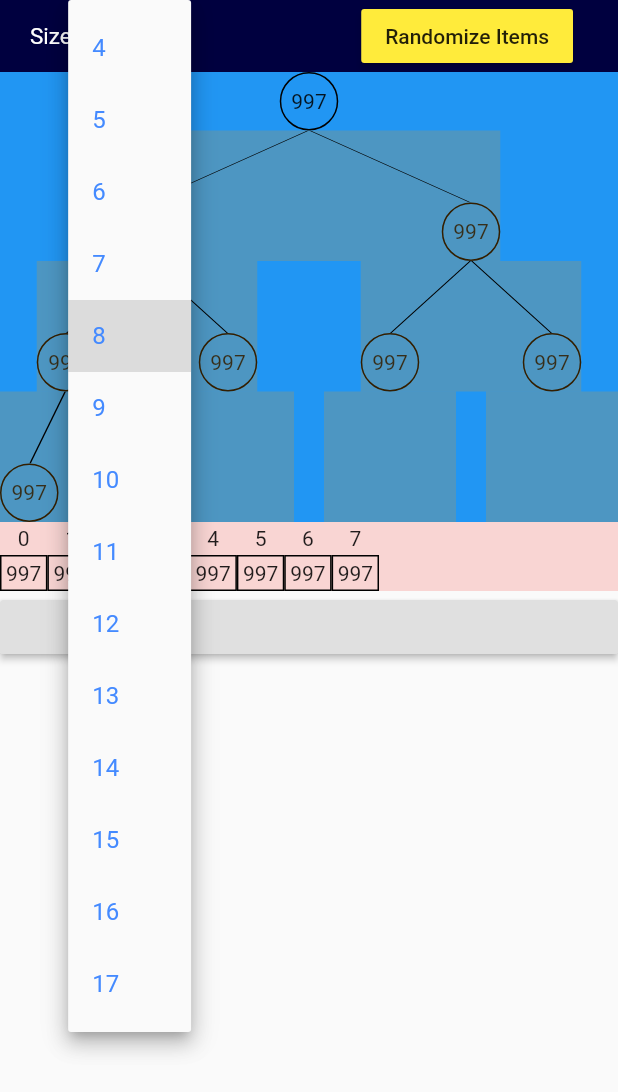
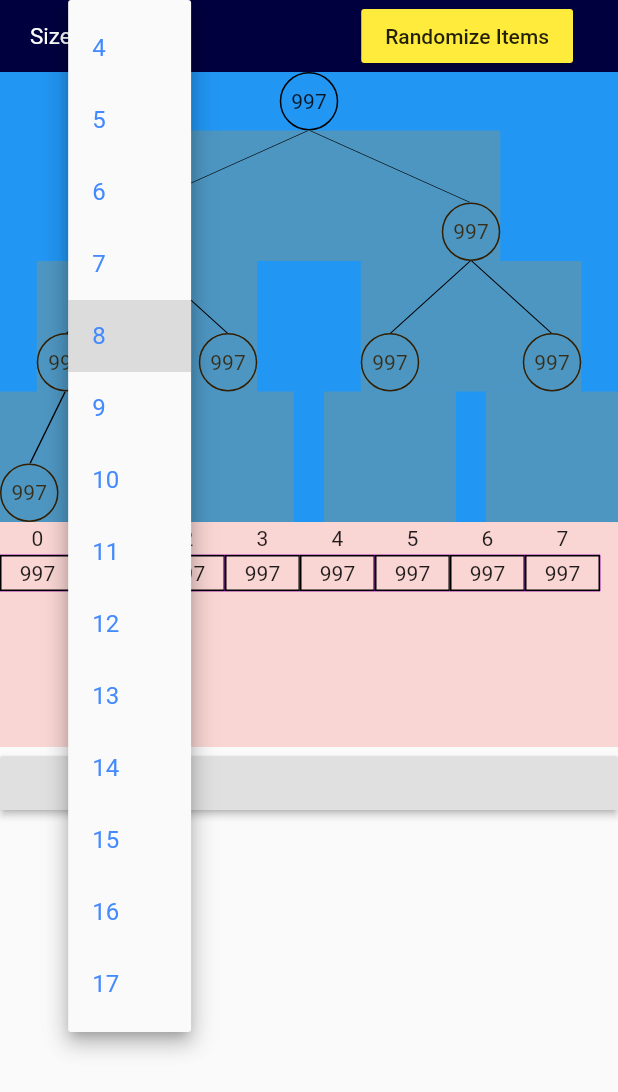
Before and after one commit to AhmedArnaout123/algo_view, a Flutter app: the screen it shows after launch, after a tap on an icon or button, on a phone screen of 412 x 824 dp. Shown: the top 1092 px of the screen. Run offline on Flutter 3.47's test engine with Material 2 defaults, Android fonts, the phone set to English and light mode, and no system bars.

Commit message:
Update the layout and transition approaches for the animated array

```diff
--- a/lib/heap_sort/animatable_array.dart
+++ b/lib/heap_sort/animatable_array.dart
@@ -1,4 +1,5 @@
 import 'package:flutter/material.dart';
+import 'package:vector_math/vector_math_64.dart' show Vector3;
 
 typedef OnArrayCreated = void Function(AnimatableArrayController);
 
@@ -23,7 +24,10 @@ class _AnimatableArrayState extends State<AnimatableArray>
   List<Offset> nodesTextOffset;
 
   AnimationController _animationController;
+  List<Animation<Offset>> _animation;
   AnimatableArrayController controller;
+  List<double> dxOffsets;
+  List<double> dyOffsets;
 
   void swipeItems(int i1, i2) {
     var t = items[i1];
@@ -32,21 +36,29 @@ class _AnimatableArrayState extends State<AnimatableArray>
   }
 
   void initializeAraayProperties() {
-    items = widget.items;
+    items = List.from(widget.items);
     size = items.length;
     nodesTextGlobalKeys = List.generate(size, (_) => GlobalKey());
     nodesTextOffset = List.generate(size, (_) => Offset.zero);
     widget.onArrayCreated(controller);
+    _animation = List.generate(
+      size,
+      (_) => Tween<Offset>(begin: Offset.zero, end: Offset.zero).animate(
+        _animationController,
+      ),
+    );
+    dxOffsets = List.generate(size, (_) => 0);
+    dyOffsets = List.generate(size, (_) => 0);
   }
 
   @override
   void initState() {
     super.initState();
+    controller = AnimatableArrayController(this);
     _animationController = AnimationController(
       vsync: this,
       duration: widget.animationDuration,
     );
-    controller = AnimatableArrayController(this);
     initializeAraayProperties();
   }
 
@@ -59,6 +71,7 @@ class _AnimatableArrayState extends State<AnimatableArray>
   @override
   Widget build(BuildContext context) {
     return Container(
+      height: 150,
       color: Colors.red.withOpacity(0.2),
       child: Wrap(
         direction: Axis.horizontal,
@@ -79,15 +92,28 @@ class _AnimatableArrayState extends State<AnimatableArray>
                           child: Text('${k.toString()}'),
                         ),
                         Container(
-                          padding: EdgeInsets.all(3),
-                          decoration:
-                              BoxDecoration(border: Border.all(width: 1)),
-                          child: Transform.translate(
-                              offset: nodesTextOffset[k],
-                              child: Text(
-                                items[k].toString(),
-                                key: nodesTextGlobalKeys[k],
-                              )),
+                          decoration: BoxDecoration(
+                              border:
+                                  Border.all(width: 0, color: Colors.purple)),
+                          padding: EdgeInsets.symmetric(vertical: 0),
+                          child: Container(
+                            width: 50,
+                            padding: EdgeInsets.all(3),
+                            decoration: BoxDecoration(
+                              border: Border.all(width: 1),
+                            ),
+                            alignment: Alignment.center,
+                            child: Container(
+                              child: Transform(
+                                transform: Matrix4.translation(
+                                    Vector3(dxOffsets[k], dyOffsets[k], 0)),
+                                child: Text(
+                                  items[k].toString(),
+                                  key: nodesTextGlobalKeys[k],
+                                ),
+                              ),
+                            ),
+                          ),
                         ),
                       ],
                     ),
@@ -109,36 +135,45 @@ class AnimatableArrayController {
     RenderBox child2Box =
         _state.nodesTextGlobalKeys[index2].currentContext.findRenderObject();
     var child2Offset = child2Box.localToGlobal(Offset.zero);
-    Animation<Offset> animation =
-        Tween<Offset>(begin: child1Offset, end: child2Offset)
+
+    double xDistance = child1Offset.dx - child2Offset.dx;
+    double yDistance = child1Offset.dy - child2Offset.dy;
+
+    double child1TotalDx = -xDistance;
+    double child2TotalDx = -child1TotalDx;
+
+    double child1TotalDy = -yDistance;
+    double child2TotalDy = -child1TotalDy;
+
+    Offset newChild1Offset = Offset(child1TotalDx, child1TotalDy);
+    Offset newChild2Offset = Offset(child2TotalDx, child2TotalDy);
+
+    Animation<Offset> index1Animation =
+        Tween<Offset>(begin: Offset.zero, end: newChild1Offset)
+            .animate(_state._animationController);
+    Animation<Offset> index2Animation =
+        Tween<Offset>(begin: Offset.zero, end: newChild2Offset)
             .animate(_state._animationController);
     void listner() {
-      child1Box =
-          _state.nodesTextGlobalKeys[index1].currentContext.findRenderObject();
-      child2Box =
-          _state.nodesTextGlobalKeys[index2].currentContext.findRenderObject();
-      var dx = animation.value.dx - child1Offset.dx;
-      var dy = animation.value.dy - child1Offset.dy;
-      child1Offset = animation.value;
-      child2Offset = child2Offset - Offset(dx, dy);
       _state.setState(() {
-        _state.nodesTextOffset[index1] = child1Box.globalToLocal(child1Offset);
-        _state.nodesTextOffset[index2] = child2Box.globalToLocal(child2Offset);
+        _state.dxOffsets[index1] = index1Animation.value.dx;
+        _state.dyOffsets[index1] = index1Animation.value.dy;
+        _state.dxOffsets[index2] = index2Animation.value.dx;
+        _state.dyOffsets[index2] = index2Animation.value.dy;
       });
     }
 
     _state._animationController.addListener(listner);
 
     await _state._animationController.forward();
-
+    _state._animationController.removeListener(listner);
     _state.setState(() {
       _state.swipeItems(index1, index2);
-      _state.nodesTextOffset[index1] = Offset.zero;
-      _state.nodesTextOffset[index2] = Offset.zero;
+      _state.dxOffsets[index1] = 0;
+      _state.dxOffsets[index2] = 0;
+      _state.dyOffsets[index1] = 0;
+      _state.dyOffsets[index2] = 0;
     });
-
-    _state._animationController.removeListener(listner);
-
     _state._animationController.reset();
   }
 }
```
